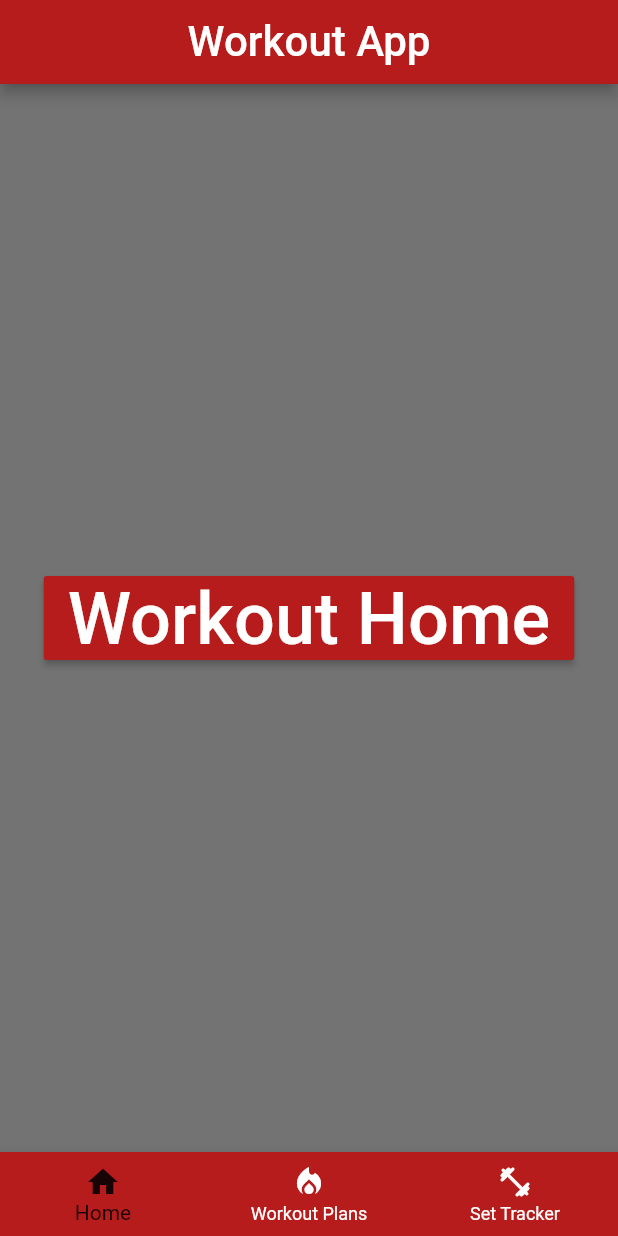
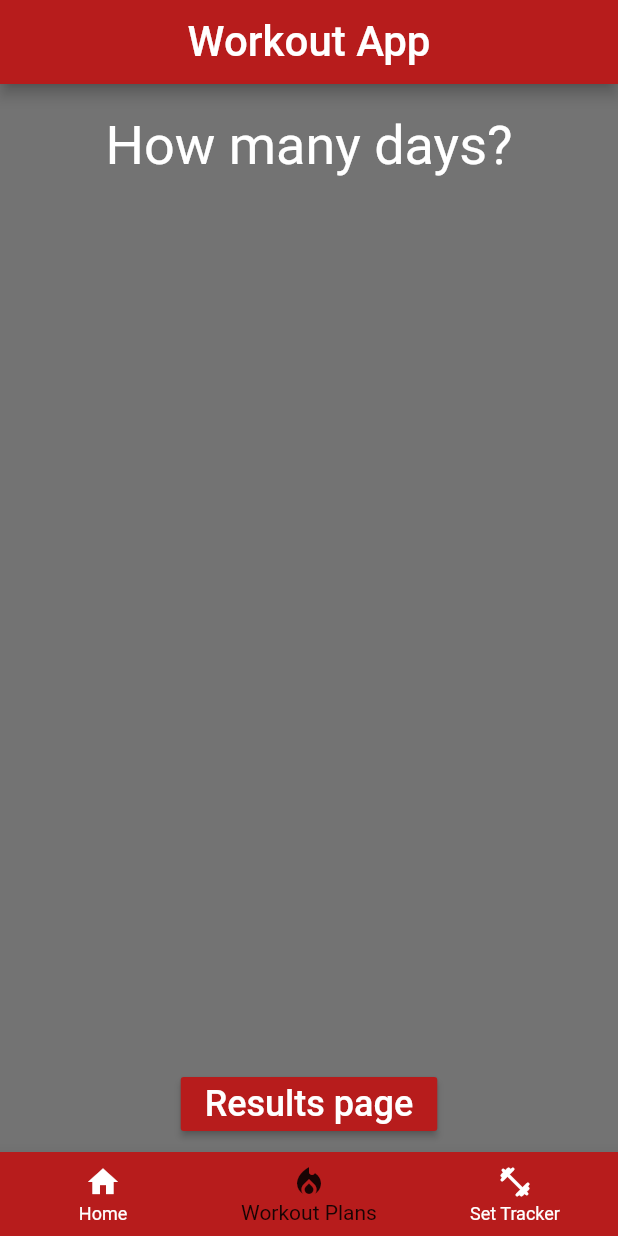
Before and after one commit to joeyjpowers/WorkoutCrossPlatformApp, a Flutter app: the screen it shows after launch, item 2 of the bottom bar chosen, on a phone screen of 412 x 824 dp. Run offline on Flutter 3.47's test engine with Material 2 defaults, Android fonts, the phone set to English and light mode, and no system bars; our stand-ins replace sqflite; accounts and stored records are empty.

```diff
--- a/lib/main.dart
+++ b/lib/main.dart
@@ -3,6 +3,7 @@ import './workoutplans.dart';
 import './home.dart';
 import './tracker.dart';
 import './navbar.dart';
+import './workoutplanresults.dart';
 
 void main() => runApp(App());
 
@@ -35,14 +36,21 @@ class _AppState extends State<App> {
     });
   }
 
+  void _setWorkoutPlanResults() {
+    setState(() {
+      _page = 3;
+    });
+  }
+
   Widget getPage(var page) {
     if (page == 1) {
-      return WorkoutPlans(_setHome);
+      return WorkoutPlans(_setHome, _setWorkoutPlanResults);
     } else if (page == 2) {
       return Tracker(_setHome);
-    }
-    else {
-      return Home(_setWorkoutPlan);
+    } else if (page == 3) {
+      return WorkoutPlanResults();
+    } else {
+      return Home(_setWorkoutPlan, _setTracker);
     }
   }
 
--- a/lib/navbar.dart
+++ b/lib/navbar.dart
@@ -1,12 +1,12 @@
 import 'package:flutter/material.dart';
 
-class NavBar extends StatelessWidget {
+/*class NavBar extends StatelessWidget {
   final VoidCallback setHome;
   final VoidCallback setWorkoutPlan;
   final VoidCallback setTracker;
-  int navBarIndex = 0;
+  int navBarIndex;
 
-  NavBar(this.setHome, this.setWorkoutPlan, this.setTracker);
+  NavBar(this.setHome, this.setWorkoutPlan, this.setTracker, this.navBarIndex);
 
   void _onTapped(int index) {
     if (index == 0) {
@@ -43,4 +43,62 @@ class NavBar extends StatelessWidget {
       onTap: _onTapped,
     );
   }
+}*/
+
+class NavBar extends StatefulWidget {
+  final VoidCallback setHome;
+  final VoidCallback setWorkoutPlan;
+  final VoidCallback setTracker;
+
+
+  NavBar(this.setHome, this.setWorkoutPlan, this.setTracker);
+
+  @override
+  State<NavBar> createState() => _NavBarState();
 }
+
+class _NavBarState extends State<NavBar> {
+  int _navBarIndex = 0;
+
+  void _onTapped(int index) {
+    setState(() {
+      _navBarIndex = index;
+    });
+    if (index == 0) {
+      widget.setHome();
+    } else if (index == 1) {
+      widget.setWorkoutPlan();
+    } else if (index == 2) {
+      widget.setTracker();
+    }
+
+
+  }
+
+  @override
+  Widget build(BuildContext context) {
+    return BottomNavigationBar(
+      type: BottomNavigationBarType.fixed,
+      backgroundColor: Colors.red[900],
+      currentIndex: _navBarIndex,
+      selectedItemColor: Colors.black87,
+      unselectedItemColor: Colors.white,
+      items: const <BottomNavigationBarItem>[
+        BottomNavigationBarItem(
+          icon: Icon(Icons.home),
+          label: 'Home',
+        ),
+        BottomNavigationBarItem(
+          icon: Icon(Icons.local_fire_department),
+          label: 'Workout Plans',
+        ),
+        BottomNavigationBarItem(
+          icon: Icon(Icons.fitness_center_rounded),
+          label: 'Set Tracker',
+        ),
+      ],
+
+      onTap: _onTapped,
+    );
+  }
+}
--- a/lib/workoutplans.dart
+++ b/lib/workoutplans.dart
@@ -1,23 +1,50 @@
 import 'package:flutter/material.dart';
+import './workouts.dart';
 
 class WorkoutPlans extends StatelessWidget {
   final VoidCallback setHome;
+  final VoidCallback setResults;
 
-  WorkoutPlans(this.setHome);
+  WorkoutPlans(this.setHome, this.setResults);
 
   @override
   Widget build(BuildContext context) {
-    return Container(
-      child: Center(
-        child: RaisedButton(
-          child: Text("Workout Home",
-            style: TextStyle(color: Colors.white, fontSize: 48),
+
+    return Ink(
+      color: Colors.black54,
+      child: Column(
+        mainAxisAlignment: MainAxisAlignment.spaceBetween,
+        crossAxisAlignment: CrossAxisAlignment.stretch,
+        children: [
+          Container(
+            child: Center(
+              child: Text(
+                "How many days?",
+                style: TextStyle(
+                  fontSize: 36,
+                  color: Colors.white,
+                ),
+              ),
+            ),
+            margin: EdgeInsets.all(20),
           ),
-          color: Colors.red[900],
-          onPressed: setHome,
-        ),
+
+          Container(
+            margin: EdgeInsets.only(bottom: 8, top: 20),
+            child: Align(
+              alignment: Alignment.bottomCenter,
+              child: RaisedButton(
+                child: Text(
+                  "Results page",
+                  style: TextStyle(color: Colors.white, fontSize: 24),
+                ),
+                color: Colors.red[900],
+                onPressed: setResults,
+              ),
+            ),
+          ),
+        ],
       ),
-      color: Colors.black54,
     );
   }
 }
```
Also changed, not shown: lib/home.dart (+35 -10 lines), lib/workoutplanresults.dart (added, +52 -0 lines), lib/workouts.dart (added, +118 -0 lines), pubspec.yaml (+8 -0 lines), pubspec.lock, 5 other files.
